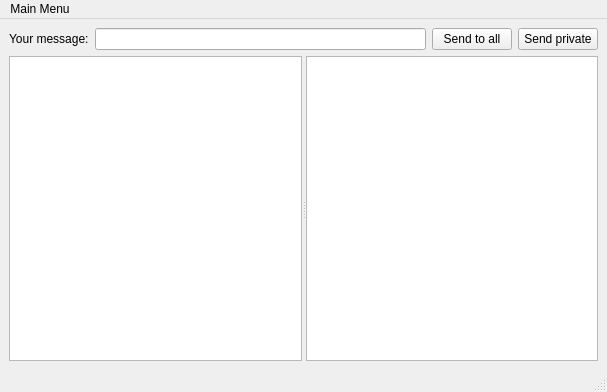
Qt form Client_chat/mainwindow.ui (AKzhd/final_project) before a commit.
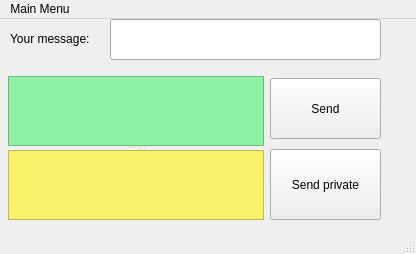
The same form after that commit.

The edit to the form file:
```diff
--- a/Client_chat/mainwindow.ui
+++ b/Client_chat/mainwindow.ui
@@ -6,53 +6,86 @@
    <rect>
     <x>0</x>
     <y>0</y>
-    <width>607</width>
-    <height>392</height>
+    <width>416</width>
+    <height>254</height>
    </rect>
   </property>
   <property name="windowTitle">
    <string>MainWindow</string>
   </property>
   <widget class="QWidget" name="centralwidget">
-   <layout class="QVBoxLayout" name="verticalLayout" stretch="0,1">
-    <item>
-     <layout class="QHBoxLayout" name="horizontalLayout">
-      <item>
+   <widget class="QSplitter" name="splitter">
+    <property name="geometry">
+     <rect>
+      <x>8</x>
+      <y>57</y>
+      <width>256</width>
+      <height>144</height>
+     </rect>
+    </property>
+    <property name="orientation">
+     <enum>Qt::Vertical</enum>
+    </property>
+    <widget class="QTextBrowser" name="commonChatBrowser">
+     <property name="styleSheet">
+      <string notr="true">background-color: rgb(143, 240, 164);</string>
+     </property>
+    </widget>
+    <widget class="QTextBrowser" name="privateChatBrowser">
+     <property name="styleSheet">
+      <string notr="true">background-color: rgb(249, 240, 107);</string>
+     </property>
+    </widget>
+   </widget>
+   <widget class="QLineEdit" name="messageLineEdit">
+    <property name="geometry">
+     <rect>
+      <x>110</x>
+      <y>0</y>
+      <width>271</width>
+      <height>41</height>
+     </rect>
+    </property>
+   </widget>
        <widget class="QLabel" name="label">
+    <property name="geometry">
+     <rect>
+      <x>10</x>
+      <y>11</y>
+      <width>97</width>
+      <height>17</height>
+     </rect>
+    </property>
         <property name="text">
          <string>Your message:</string>
         </property>
        </widget>
-      </item>
-      <item>
-       <widget class="QLineEdit" name="messageLineEdit"/>
-      </item>
-      <item>
        <widget class="QPushButton" name="sendMessageButton">
+    <property name="geometry">
+     <rect>
+      <x>270</x>
+      <y>59</y>
+      <width>111</width>
+      <height>61</height>
+     </rect>
+    </property>
         <property name="text">
-         <string>Send to all</string>
-        </property>
-       </widget>
-      </item>
-      <item>
+     <string>Send</string>
+    </property>
+   </widget>
        <widget class="QPushButton" name="privateMessageButton">
+    <property name="geometry">
+     <rect>
+      <x>270</x>
+      <y>130</y>
+      <width>111</width>
+      <height>71</height>
+     </rect>
+    </property>
         <property name="text">
          <string>Send private</string>
         </property>
        </widget>
-      </item>
-     </layout>
-    </item>
-    <item>
-     <widget class="QSplitter" name="splitter">
-      <property name="orientation">
-       <enum>Qt::Horizontal</enum>
-      </property>
-      <widget class="QTextBrowser" name="commonChatBrowser"/>
-      <widget class="QTextBrowser" name="privateChatBrowser"/>
-     </widget>
-    </item>
-   </layout>
   </widget>
   <widget class="QStatusBar" name="statusbar"/>
   <widget class="QMenuBar" name="menubar">
@@ -60,7 +93,7 @@
     <rect>
      <x>0</x>
      <y>0</y>
-     <width>607</width>
+     <width>416</width>
      <height>22</height>
     </rect>
    </property>
```
Lines whose indentation alone changed are shown as unchanged.
